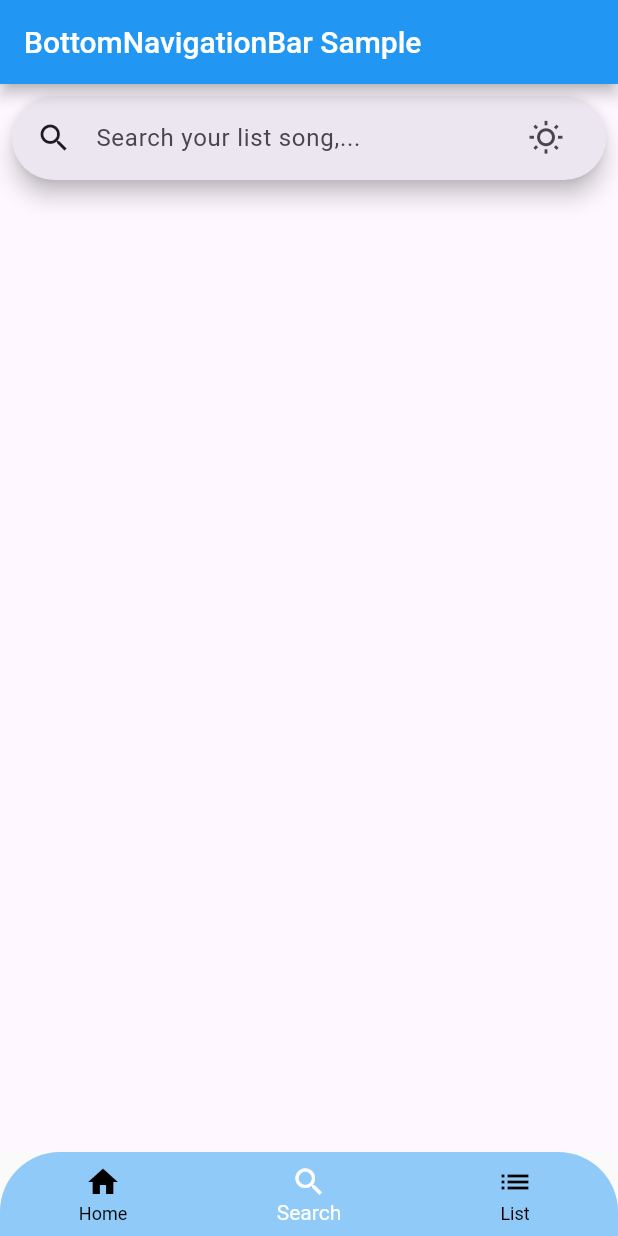
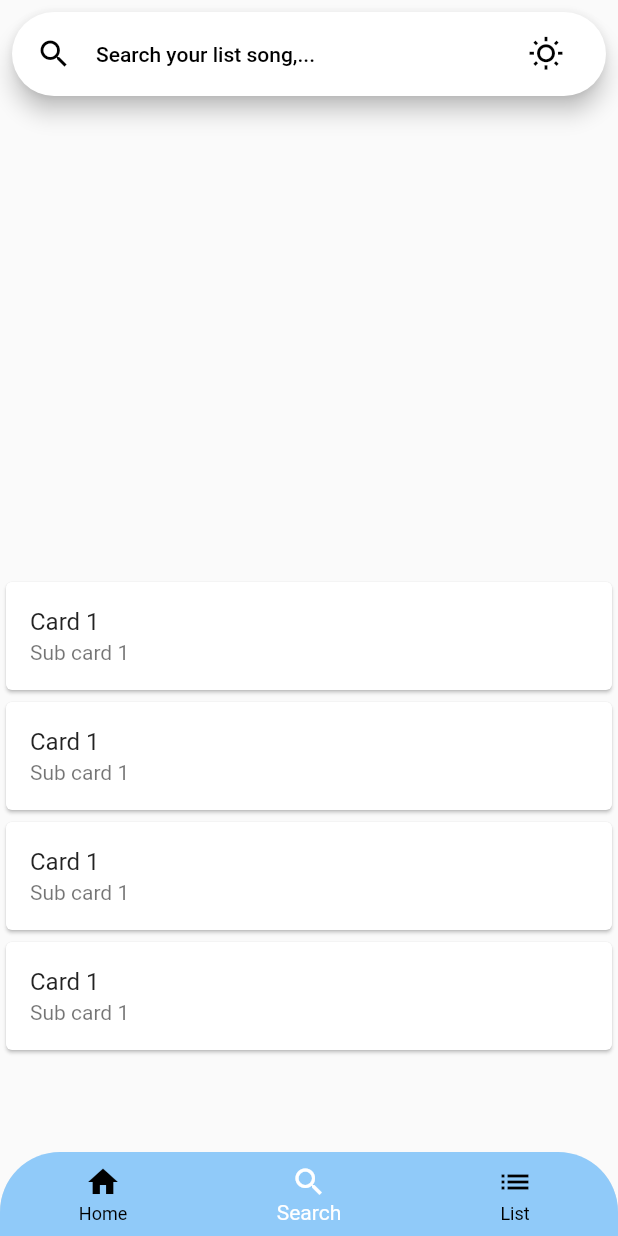
Before and after one commit to 13octt/Music_App, a Flutter app: the screen it shows after launch, item 2 of the bottom bar chosen, on a phone screen of 412 x 824 dp. Run offline on Flutter 3.47's test engine with Material 2 defaults, Android fonts, the phone set to English and light mode, and no system bars.

Commit message:
Search music bar and card view

```diff
--- a/lib/bottom_nav.dart
+++ b/lib/components/bottom_nav.dart
@@ -1,30 +1,26 @@
 import 'package:flutter/material.dart';
-import 'package:music_app/search_page.dart';
+import 'package:music_app/screens/search_page.dart';
 
 class BottomNav extends StatefulWidget {
   const BottomNav({super.key});
 
   @override
-  State<BottomNav> createState() =>
-      _BottomNaviState();
+  State<BottomNav> createState() => _BottomNaviState();
 }
 
-class _BottomNaviState
-    extends State<BottomNav> {
+class _BottomNaviState extends State<BottomNav> {
   int _selectedIndex = 0;
-  static const TextStyle optionStyle =
-      TextStyle(fontSize: 30, fontWeight: FontWeight.bold);
+  // static const TextStyle optionStyle =
+  //     TextStyle(fontSize: 30, fontWeight: FontWeight.bold);
   static const List<Widget> _widgetOptions = <Widget>[
-
     Text(
       'Index 0: Home',
-      style: optionStyle,
+      // style: optionStyle,
     ),
-    // SearchBarApp(),
-    SearchMusicBar(),
+    SearchScreen(),// Screen 2
     Text(
       'Index 2: Dashboard',
-      style: optionStyle,
+      // style: optionStyle,
     ),
   ];
 
@@ -37,9 +33,6 @@ class _BottomNaviState
   @override
   Widget build(BuildContext context) {
     return Scaffold(
-      appBar: AppBar(
-        title: const Text('BottomNavigationBar Sample'),
-      ),
       body: Center(
         child: _widgetOptions.elementAt(_selectedIndex),
       ),
--- /dev/null
+++ b/lib/components/search_bar.dart
@@ -0,0 +1,71 @@
+import 'package:flutter/material.dart';
+
+class SearchMusicBar extends StatefulWidget {
+  const SearchMusicBar({super.key});
+
+  @override
+  State<StatefulWidget> createState() {
+    return _SearchMusicBarState();
+  }
+}
+
+class _SearchMusicBarState extends State<SearchMusicBar> {
+  @override
+  Widget build(BuildContext context) {
+    return MaterialApp(
+      home: Scaffold(
+        body: SafeArea(
+          child: Padding(
+            padding: const EdgeInsets.all(8.0),
+              child:
+              SearchAnchor(
+                  builder: (BuildContext context, SearchController controller) {
+                return SearchBar(
+                  hintText: 'Search your list song,...',
+                  controller: controller,
+                  padding: const MaterialStatePropertyAll<EdgeInsets>(
+                      EdgeInsets.symmetric(horizontal: 16.0, vertical: 0.0)),
+                  onTap: () {
+                    controller.openView();
+                  },
+                  onChanged: (_) {
+                    controller.openView();
+                  },
+                  leading: const Icon(Icons.search),
+                  trailing: <Widget>[
+                    Tooltip(
+                      message: 'Change brightness mode',
+                      child: IconButton(
+                        // isSelected: isDark,
+                        onPressed: () {
+                          setState(() {
+                            // isDark = !isDark;
+                          });
+                        },
+                        icon: const Icon(Icons.wb_sunny_outlined),
+                        selectedIcon: const Icon(Icons.brightness_2_outlined),
+                      ),
+                    )
+                  ],
+                );
+              }, suggestionsBuilder:
+                      (BuildContext context, SearchController controller) {
+                return List<ListTile>.generate(5, (int index) {
+                  final String item = 'item $index';
+                  return ListTile(
+                    title: Text(item),
+                    onTap: () {
+                      setState(() {
+                        controller.closeView(item);
+                      });
+                    },
+                  );
+                });
+              }),
+            ),
+          ),
+      ),
+      debugShowCheckedModeBanner: false,
+    );
+  }
+}
--- /dev/null
+++ b/lib/screens/search_page.dart
@@ -0,0 +1,60 @@
+import 'package:flutter/material.dart';
+import 'package:music_app/components/search_bar.dart';
+
+class SearchScreen extends StatefulWidget {
+  const SearchScreen({super.key});
+
+  @override
+  State<SearchScreen> createState() => _SearchScreenState();
+}
+
+class _SearchScreenState extends State<SearchScreen> {
+  bool isDark = false;
+  @override
+  Widget build(BuildContext context) {
+    final ThemeData themeData = ThemeData(
+        useMaterial3: true,
+        brightness: isDark ? Brightness.dark : Brightness.light);
+    return MaterialApp(
+      home: SafeArea(
+        child: Scaffold(
+            body: Column(
+          children: <Widget>[
+            const Expanded(
+              child: SearchMusicBar(),
+            ),
+            Expanded(child: ListView(children: const <Widget> [
+              Card(
+                child: ListTile(
+                  title: Text('Card 1'),
+                  subtitle: Text('Sub card 1'),
+                ),
+              ),
+              Card(
+                child: ListTile(
+                  title: Text('Card 1'),
+                  subtitle: Text('Sub card 1'),
+                ),
+              ),
+              Card(
+                child: ListTile(
+                  title: Text('Card 1'),
+                  subtitle: Text('Sub card 1'),
+                ),
+              ),
+              Card(
+                child: ListTile(
+                  title: Text('Card 1'),
+                  subtitle: Text('Sub card 1'),
+                ),
+              ),
+
+            ],))
+
+          ],
+        )),
+      ),
+      debugShowCheckedModeBanner: false,
+    );
+  }
+}
--- a/lib/search_page.dart
+++ /dev/null
@@ -1,74 +0,0 @@
-import 'package:flutter/material.dart';
-
-
-class SearchMusicBar extends StatefulWidget {
-  const SearchMusicBar({super.key});
-
-  @override
-  State<SearchMusicBar> createState() => _SearchMusicBarState();
-}
-
-class _SearchMusicBarState extends State<SearchMusicBar> {
-  bool isDark = false;
-
-  @override
-  Widget build(BuildContext context) {
-    final ThemeData themeData = ThemeData(
-        useMaterial3: true,
-        brightness: isDark ? Brightness.dark : Brightness.light);
-
-    return MaterialApp(
-      theme: themeData,
-      home: Scaffold(
-        body: Padding(
-          padding: const EdgeInsets.all(8.0),
-          child: SearchAnchor(
-              builder: (BuildContext context, SearchController controller) {
-            return SearchBar(
-              hintText: 'Search your list song,...',
-              controller: controller,
-              padding: const MaterialStatePropertyAll<EdgeInsets>(
-                  EdgeInsets.symmetric(horizontal: 16.0, vertical: 0.0)),
-              onTap: () {
-                controller.openView();
-              },
-              onChanged: (_) {
-                controller.openView();
-              },
-              leading: const Icon(Icons.search),
-              trailing: <Widget>[
-                Tooltip(
-                  message: 'Change brightness mode',
-                  child: IconButton(
-                    isSelected: isDark,
-                    onPressed: () {
-                      setState(() {
-                        isDark = !isDark;
-                      });
-                    },
-                    icon: const Icon(Icons.wb_sunny_outlined),
-                    selectedIcon: const Icon(Icons.brightness_2_outlined),
-                  ),
-                )
-              ],
-            );
-          }, suggestionsBuilder:
-                  (BuildContext context, SearchController controller) {
-            return List<ListTile>.generate(5, (int index) {
-              final String item = 'item $index';
-              return ListTile(
-                title: Text(item),
-                onTap: () {
-                  setState(() {
-                    controller.closeView(item);
-                  });
-                },
-              );
-            });
-          }),
-        ),
-      ),
-      debugShowCheckedModeBanner: false,
-    );
-  }
-}
```
Also changed, not shown: lib/main.dart (+4 -4 lines), lib/screens/home_page.dart (added), lib/screens/list_page.dart (added), lib/services/api_service.dart (added).
